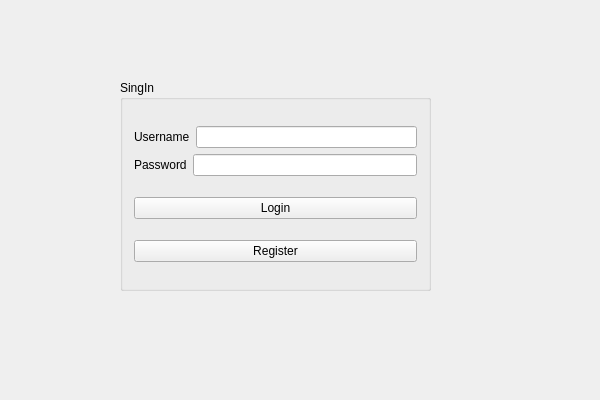
The window that OneDrive/onedrive.ui (radusalex1/OneDriveProject) describes before a commit, drawn with Qt 5.
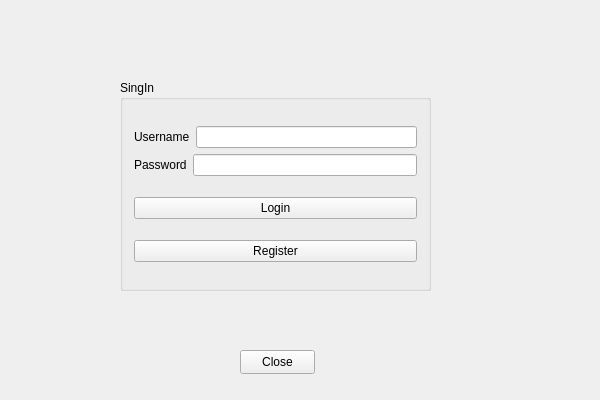
The same window after the commit.

Commit message:
[ADD] Close button
working verion.

Patch:
```diff
--- a/OneDrive/onedrive.ui
+++ b/OneDrive/onedrive.ui
@@ -90,6 +90,19 @@
     <string/>
    </property>
   </widget>
+  <widget class="QPushButton" name="Close">
+   <property name="geometry">
+    <rect>
+     <x>240</x>
+     <y>350</y>
+     <width>75</width>
+     <height>24</height>
+    </rect>
+   </property>
+   <property name="text">
+    <string>Close</string>
+   </property>
+  </widget>
  </widget>
  <layoutdefault spacing="6" margin="11"/>
  <resources>
```
The commit also changes 2 other files.
